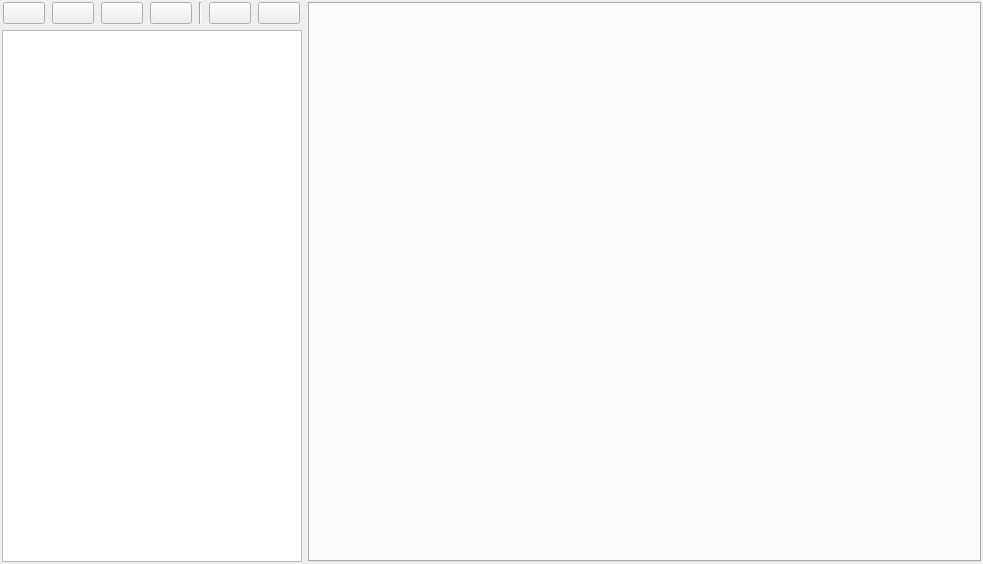
First picture: the form in wenwenxiezuo/mainwindow.ui, repository yincolor/WenWenWriter, before the edit.
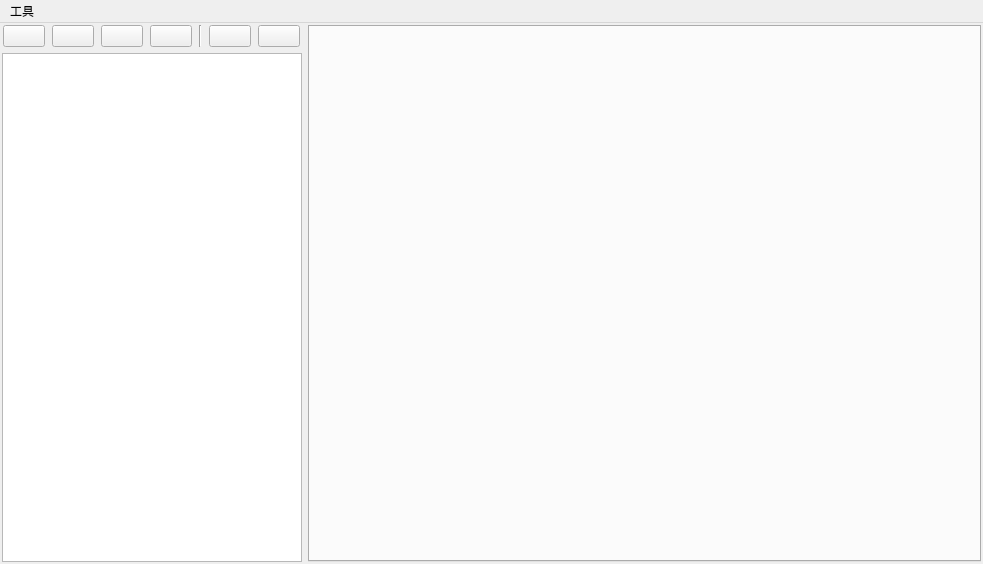
Second picture: the form after the edit. Icons and pictures are not drawn.

Diff of the .ui file:
```diff
--- a/wenwenxiezuo/mainwindow.ui
+++ b/wenwenxiezuo/mainwindow.ui
@@ -284,6 +284,14 @@
      <height>36</height>
     </rect>
    </property>
+   <widget class="QMenu" name="menu">
+    <property name="title">
+     <string>工具</string>
+    </property>
+    <addaction name="format_text_action"/>
+    <addaction name="package_action"/>
+   </widget>
+   <addaction name="menu"/>
   </widget>
  </widget>
  <layoutdefault spacing="6" margin="11"/>
```
Left out of the diff: 16 changed lines with no effect on the pictures.
